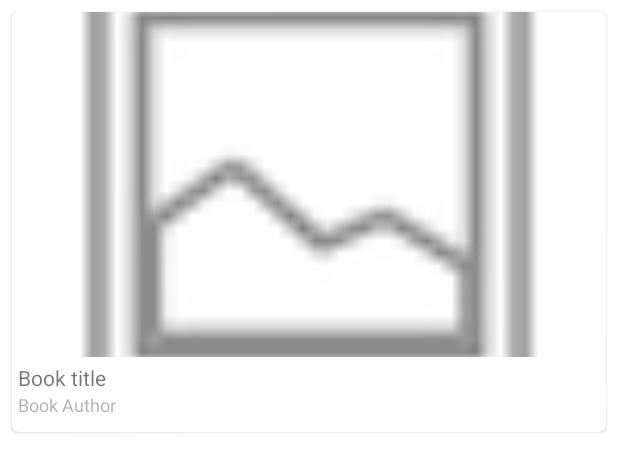
After one commit to myasnick-off/Bookworm, an Android app: the layout item_volume_list.xml on its own in the app's theme, with its tools: preview values and no code run, on a phone screen of 412 x 824 dp. The commit adds this screen. Shown: the top 472 px of the screen. Run offline under Robolectric (Android 15) with nearby library versions, the phone set to English and light mode, and no system bars.

Commit message:
created layouts for RecyclerView

```diff
--- /dev/null
+++ b/app/src/main/res/layout/item_volume_list.xml
@@ -0,0 +1,51 @@
+<?xml version="1.0" encoding="utf-8"?>
+<com.google.android.material.card.MaterialCardView xmlns:android="http://schemas.android.com/apk/res/android"
+    xmlns:app="http://schemas.android.com/apk/res-auto"
+    xmlns:tools="http://schemas.android.com/tools"
+    android:layout_width="match_parent"
+    android:layout_height="@dimen/high_280"
+    android:layout_margin="@dimen/margin_8">
+
+    <androidx.constraintlayout.widget.ConstraintLayout
+        android:layout_width="match_parent"
+        android:layout_height="match_parent">
+
+        <androidx.appcompat.widget.AppCompatImageView
+            android:id="@+id/book_image"
+            android:layout_width="match_parent"
+            android:layout_height="@dimen/img_height_230"
+            android:background="?attr/colorControlNormal"
+            android:scaleType="centerCrop"
+            app:layout_constraintEnd_toEndOf="parent"
+            app:layout_constraintStart_toStartOf="parent"
+            app:layout_constraintTop_toTopOf="parent"
+            app:srcCompat="@android:drawable/ic_menu_gallery" />
+
+        <androidx.appcompat.widget.AppCompatTextView
+            android:id="@+id/book_title"
+            android:layout_width="0dp"
+            android:layout_height="wrap_content"
+            android:layout_marginHorizontal="@dimen/margin_4"
+            android:layout_marginTop="@dimen/margin_4"
+            android:ellipsize="end"
+            android:maxLines="1"
+            android:textSize="@dimen/text_s"
+            app:layout_constraintEnd_toEndOf="parent"
+            app:layout_constraintStart_toStartOf="parent"
+            app:layout_constraintTop_toBottomOf="@+id/book_image"
+            tools:text="Book title" />
+
+        <androidx.appcompat.widget.AppCompatTextView
+            android:id="@+id/book_authors"
+            android:layout_width="wrap_content"
+            android:layout_height="wrap_content"
+            android:layout_marginHorizontal="@dimen/margin_4"
+            android:alpha="0.6"
+            android:paddingBottom="@dimen/padding_4"
+            android:textSize="@dimen/text_xs"
+            app:layout_constraintStart_toStartOf="parent"
+            app:layout_constraintTop_toBottomOf="@+id/book_title"
+            tools:text="Book Author" />
+
+    </androidx.constraintlayout.widget.ConstraintLayout>
+</com.google.android.material.card.MaterialCardView>
--- a/app/src/main/res/values/dimens.xml
+++ b/app/src/main/res/values/dimens.xml
@@ -2,6 +2,8 @@
 <resources>
     <dimen name="text_xl">36sp</dimen>
     <dimen name="text_l">24sp</dimen>
+    <dimen name="text_s">14sp</dimen>
+    <dimen name="text_xs">12sp</dimen>
     <dimen name="padding_36">36dp</dimen>
     <dimen name="padding_24">24dp</dimen>
     <dimen name="padding_16">16dp</dimen>
@@ -10,6 +12,10 @@
     <dimen name="padding_2">2dp</dimen>
     <dimen name="margin_36">36dp</dimen>
     <dimen name="margin_24">24dp</dimen>
+    <dimen name="margin_20">20dp</dimen>
+    <dimen name="margin_16">16dp</dimen>
     <dimen name="margin_8">8dp</dimen>
     <dimen name="margin_4">4dp</dimen>
+    <dimen name="high_280">280dp</dimen>
+    <dimen name="img_height_230">230dp</dimen>
 </resources>
```
Also changed, not shown: app/src/main/res/drawable/ic_report_problem_96.xml (added, +11 -0 lines), app/src/main/res/layout/fragment_list.xml (+31 -0 lines).
